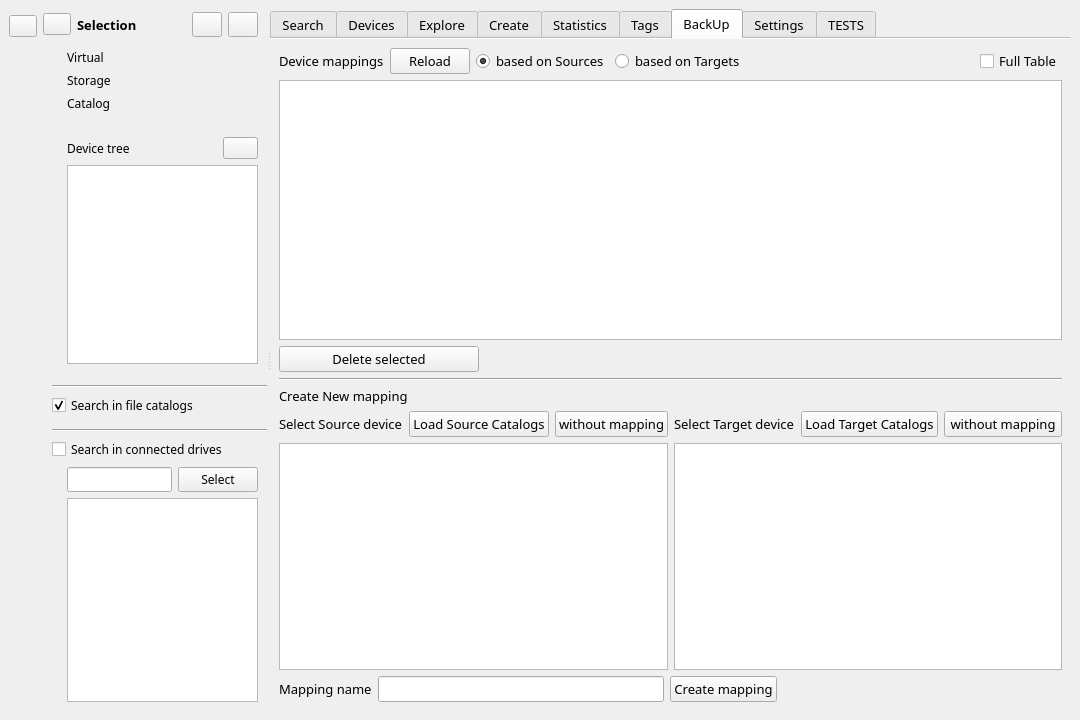
Before: the Qt Designer form src/mainwindow.ui in StephaneCouturier/Katalog, drawn with Qt 5.
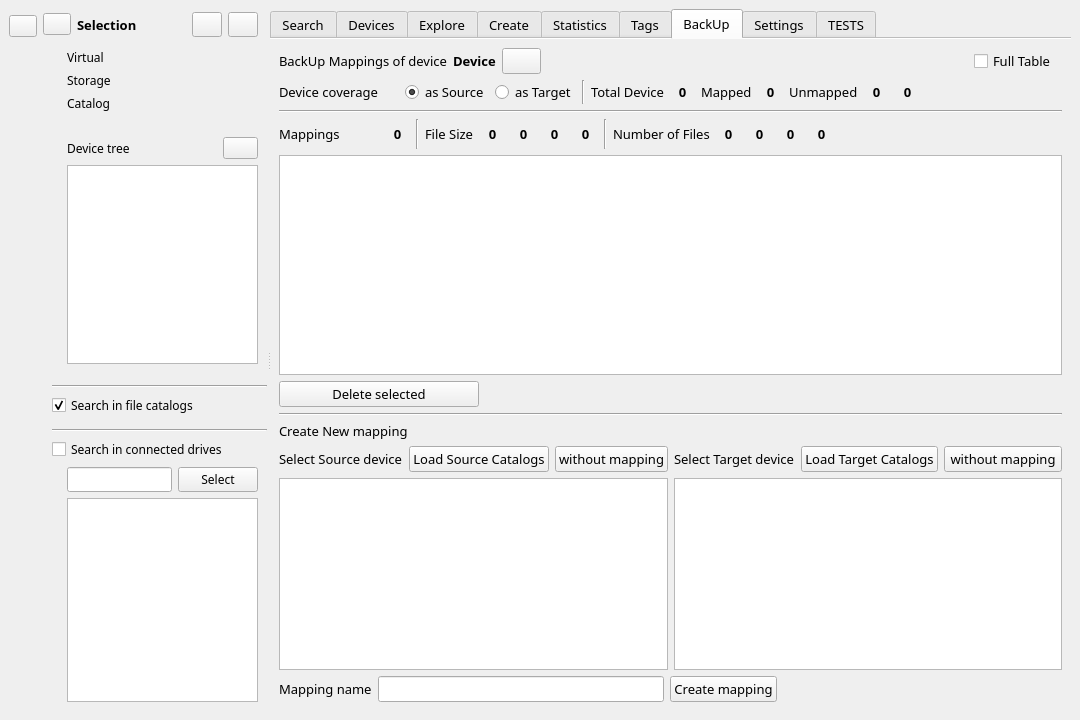
After: the same form once the commit is applied. The open tabs and pages were chosen to show the change. Icons and pictures are not drawn. Custom widgets are drawn as their Qt base class.

Commit message: https://github.com/StephaneCouturier/Katalog/issues/340

Patch:
```diff
--- a/src/mainwindow.ui
+++ b/src/mainwindow.ui
@@ -7317,14 +7317,78 @@
             <string>BackUp</string>
            </attribute>
            <layout class="QGridLayout" name="gridLayout_4">
-            <item row="6" column="0">
-             <widget class="QLabel" name="BackUp_label_CreateMapping">
-              <property name="text">
-               <string>Create New mapping</string>
+            <item row="9" column="0" colspan="2">
+             <widget class="Line" name="BackUp_line_Separate1">
+              <property name="orientation">
+               <enum>Qt::Orientation::Horizontal</enum>
               </property>
              </widget>
             </item>
-            <item row="4" column="0">
+            <item row="1" column="0">
+             <layout class="QHBoxLayout" name="horizontalLayout">
+              <item>
+               <widget class="QLabel" name="BackUp_label_CurrentMappings">
+                <property name="text">
+                 <string>BackUp Mappings of device</string>
+                </property>
+               </widget>
+              </item>
+              <item>
+               <widget class="QLabel" name="BackUp_label_CurrentMappings_DeviceValue">
+                <property name="font">
+                 <font>
+                  <family>Noto Sans</family>
+                  <pointsize>10</pointsize>
+                  <bold>true</bold>
+                 </font>
+                </property>
+                <property name="text">
+                 <string>Device</string>
+                </property>
+               </widget>
+              </item>
+              <item>
+               <widget class="QPushButton" name="BackUp_pushButton_ReloadDeviceMappings">
+                <property name="maximumSize">
+                 <size>
+                  <width>250</width>
+                  <height>16777215</height>
+                 </size>
+                </property>
+                <property name="toolTip">
+                 <string>Reload mappings and refresh statistiques</string>
+                </property>
+                <property name="text">
+                 <string/>
+                </property>
+                <property name="icon">
+                 <iconset theme="view-refresh"/>
+                </property>
+               </widget>
+              </item>
+              <item>
+               <spacer name="horizontalSpacer">
+                <property name="orientation">
+                 <enum>Qt::Orientation::Horizontal</enum>
+                </property>
+                <property name="sizeHint" stdset="0">
+                 <size>
+                  <width>40</width>
+                  <height>20</height>
+                 </size>
+                </property>
+               </spacer>
+              </item>
+              <item>
+               <widget class="QCheckBox" name="BackUp_checkBox_DisplayFullTable">
+                <property name="text">
+                 <string>Full Table</string>
+                </property>
+               </widget>
+              </item>
+             </layout>
+            </item>
+            <item row="7" column="0" colspan="2">
              <widget class="QPushButton" name="BackUp_pushButton_DeleteSelectedMapping">
               <property name="maximumSize">
                <size>
@@ -7340,7 +7404,7 @@
               </property>
              </widget>
             </item>
-            <item row="12" column="0">
+            <item row="13" column="0" colspan="2">
              <layout class="QHBoxLayout" name="BackUp_horizontalLayout_Save">
               <item>
                <widget class="QLabel" name="BackUp_label_Name">
@@ -7363,7 +7427,7 @@
                </widget>
               </item>
               <item>
-               <spacer name="horizontalSpacer">
+               <spacer name="BackUp_horizontalSpacer">
                 <property name="orientation">
                  <enum>Qt::Orientation::Horizontal</enum>
                 </property>
@@ -7377,7 +7441,484 @@
               </item>
              </layout>
             </item>
-            <item row="11" column="0">
+            <item row="11" column="0" colspan="2">
+             <widget class="QLabel" name="BackUp_label_CreateMapping">
+              <property name="text">
+               <string>Create New mapping</string>
+              </property>
+             </widget>
+            </item>
+            <item row="6" column="0" colspan="2">
+             <widget class="QTableView" name="BackUp_tableView_CurrentMappings">
+              <property name="lineWidth">
+               <number>1</number>
+              </property>
+             </widget>
+            </item>
+            <item row="5" column="0">
+             <layout class="QHBoxLayout" name="BackUp_horizontalLayout_Totals_2">
+              <item>
+               <widget class="QLabel" name="BackUp_label_TotalMappings_Label">
+                <property name="minimumSize">
+                 <size>
+                  <width>100</width>
+                  <height>0</height>
+                 </size>
+                </property>
+                <property name="text">
+                 <string>Mappings</string>
+                </property>
+               </widget>
+              </item>
+              <item>
+               <widget class="QLabel" name="BackUp_label_TotalMappings_Value">
+                <property name="minimumSize">
+                 <size>
+                  <width>25</width>
+                  <height>0</height>
+                 </size>
+                </property>
+                <property name="font">
+                 <font>
+                  <family>Noto Sans</family>
+                  <pointsize>10</pointsize>
+                  <bold>true</bold>
+                 </font>
+                </property>
+                <property name="text">
+                 <string>0</string>
+                </property>
+                <property name="alignment">
+                 <set>Qt::AlignmentFlag::AlignCenter</set>
+                </property>
+               </widget>
+              </item>
+              <item>
+               <widget class="Line" name="BackUp_line_2">
+                <property name="orientation">
+                 <enum>Qt::Orientation::Vertical</enum>
+                </property>
+               </widget>
+              </item>
+              <item>
+               <widget class="QLabel" name="BackUp_label_TotalMappings_SizeLabel">
+                <property name="font">
+                 <font>
+                  <family>Noto Sans</family>
+                  <pointsize>10</pointsize>
+                 </font>
+                </property>
+                <property name="text">
+                 <string>File Size</string>
+                </property>
+               </widget>
+              </item>
+              <item>
+               <widget class="QLabel" name="BackUp_label_TotalMappings_SizeSourceValue">
+                <property name="minimumSize">
+                 <size>
+                  <width>25</width>
+                  <height>0</height>
+                 </size>
+                </property>
+                <property name="font">
+                 <font>
+                  <family>Noto Sans</family>
+                  <pointsize>10</pointsize>
+                  <bold>true</bold>
+                 </font>
+                </property>
+                <property name="text">
+                 <string>0</string>
+                </property>
+                <property name="alignment">
+                 <set>Qt::AlignmentFlag::AlignCenter</set>
+                </property>
+               </widget>
+              </item>
+              <item>
+               <widget class="QLabel" name="BackUp_label_TotalMappings_SizeTargetValue">
+                <property name="minimumSize">
+                 <size>
+                  <width>25</width>
+                  <height>0</height>
+                 </size>
+                </property>
+                <property name="font">
+                 <font>
+                  <family>Noto Sans</family>
+                  <pointsize>10</pointsize>
+                  <bold>true</bold>
+                 </font>
+                </property>
+                <property name="text">
+                 <string>0</string>
+                </property>
+                <property name="alignment">
+                 <set>Qt::AlignmentFlag::AlignCenter</set>
+                </property>
+               </widget>
+              </item>
+              <item>
+               <widget class="QLabel" name="BackUp_label_TotalMappings_SizeDiffValue">
+                <property name="minimumSize">
+                 <size>
+                  <width>25</width>
+                  <height>0</height>
+                 </size>
+                </property>
+                <property name="font">
+                 <font>
+                  <family>Noto Sans</family>
+                  <pointsize>10</pointsize>
+                  <bold>true</bold>
+                 </font>
+                </property>
+                <property name="text">
+                 <string>0</string>
+                </property>
+                <property name="alignment">
+                 <set>Qt::AlignmentFlag::AlignCenter</set>
+                </property>
+               </widget>
+              </item>
+              <item>
+               <widget class="QLabel" name="BackUp_label_TotalMappings_SizePercentValue">
+                <property name="minimumSize">
+                 <size>
+                  <width>25</width>
+                  <height>0</height>
+                 </size>
+                </property>
+                <property name="font">
+                 <font>
+                  <family>Noto Sans</family>
+                  <pointsize>10</pointsize>
+                  <bold>true</bold>
+                 </font>
+                </property>
+                <property name="text">
+                 <string>0</string>
+                </property>
+                <property name="alignment">
+                 <set>Qt::AlignmentFlag::AlignCenter</set>
+                </property>
+               </widget>
+              </item>
+              <item>
+               <widget class="Line" name="BackUp_line_3">
+                <property name="orientation">
+                 <enum>Qt::Orientation::Vertical</enum>
+                </property>
+               </widget>
+              </item>
+              <item>
+               <widget class="QLabel" name="BackUp_label_TotalMappings_NumberLabel">
+                <property name="text">
+                 <string>Number of Files</string>
+                </property>
+               </widget>
+              </item>
+              <item>
+               <widget class="QLabel" name="BackUp_label_TotalMappings_FilesSourceTotal">
+                <property name="minimumSize">
+                 <size>
+                  <width>25</width>
+                  <height>0</height>
+                 </size>
+                </property>
+                <property name="font">
+                 <font>
+                  <family>Noto Sans</family>
+                  <pointsize>10</pointsize>
+                  <bold>true</bold>
+                 </font>
+                </property>
+                <property name="text">
+                 <string>0</string>
+                </property>
+                <property name="alignment">
+                 <set>Qt::AlignmentFlag::AlignCenter</set>
+                </property>
+               </widget>
+              </item>
+              <item>
+               <widget class="QLabel" name="BackUp_label_TotalMappings_FilesTargetTotal">
+                <property name="minimumSize">
+                 <size>
+                  <width>25</width>
+                  <height>0</height>
+                 </size>
+                </property>
+                <property name="font">
+                 <font>
+                  <family>Noto Sans</family>
+                  <pointsize>10</pointsize>
+                  <bold>true</bold>
+                 </font>
+                </property>
+                <property name="text">
+                 <string>0</string>
+                </property>
+                <property name="alignment">
+                 <set>Qt::AlignmentFlag::AlignCenter</set>
+                </property>
+               </widget>
+              </item>
+              <item>
+               <widget class="QLabel" name="BackUp_label_TotalMappings_FilesDiffValue">
+                <property name="minimumSize">
+                 <size>
+                  <width>25</width>
+                  <height>0</height>
+                 </size>
+                </property>
+                <property name="font">
+                 <font>
+                  <family>Noto Sans</family>
+                  <pointsize>10</pointsize>
+                  <bold>true</bold>
+                 </font>
+                </property>
+                <property name="text">
+                 <string>0</string>
+                </property>
+                <property name="alignment">
+                 <set>Qt::AlignmentFlag::AlignCenter</set>
+                </property>
+               </widget>
+              </item>
+              <item>
+               <widget class="QLabel" name="BackUp_label_TotalMappings_FilesPercentValue">
+                <property name="minimumSize">
+                 <size>
+                  <width>25</width>
+                  <height>0</height>
+                 </size>
+                </property>
+                <property name="font">
+                 <font>
+                  <family>Noto Sans</family>
+                  <pointsize>10</pointsize>
+                  <bold>true</bold>
+                 </font>
+                </property>
+                <property name="text">
+                 <string>0</string>
+                </property>
+                <property name="alignment">
+                 <set>Qt::AlignmentFlag::AlignCenter</set>
+                </property>
+               </widget>
+              </item>
+              <item>
+               <spacer name="BackUp_horizontalSpacer_11">
+                <property name="orientation">
+                 <enum>Qt::Orientation::Horizontal</enum>
+                </property>
+                <property name="sizeHint" stdset="0">
+                 <size>
+                  <width>10</width>
+                  <height>30</height>
+                 </size>
+                </property>
+               </spacer>
+              </item>
+             </layout>
+            </item>
+            <item row="3" column="0" colspan="2">
+             <layout class="QHBoxLayout" name="BackUp_horizontalLayout">
+              <item>
+               <widget class="QLabel" name="BackUp_label_TotalMappings_DeviceCoverageLabel">
+                <property name="minimumSize">
+                 <size>
+                  <width>120</width>
+                  <height>0</height>
+                 </size>
+                </property>
+                <property name="text">
+                 <string>Device coverage</string>
+                </property>
+               </widget>
+              </item>
+              <item>
+               <widget class="QRadioButton" name="BackUp_radioButton_Source">
+                <property name="text">
+                 <string>as Source</string>
+                </property>
+                <property name="checked">
+                 <bool>true</bool>
+                </property>
+               </widget>
+              </item>
+              <item>
+               <widget class="QRadioButton" name="BackUp_radioButton_Target">
+                <property name="text">
+                 <string>as Target</string>
+                </property>
+               </widget>
+              </item>
+              <item>
+               <widget class="Line" name="BackUp_line_5">
+                <property name="orientation">
+                 <enum>Qt::Orientation::Vertical</enum>
+                </property>
+               </widget>
+              </item>
+              <item>
+               <widget class="QLabel" name="BackUp_label_TotalMappings_SizeLabelTotalDevice">
+                <property name="font">
+                 <font>
+                  <family>Noto Sans</family>
+                  <pointsize>10</pointsize>
+                 </font>
+                </property>
+                <property name="text">
+                 <string>Total Device</string>
+                </property>
+               </widget>
+              </item>
+              <item>
+               <widget class="QLabel" name="BackUp_label_TotalMappings_DeviceCoverageLabelSizeValue">
+                <property name="minimumSize">
+                 <size>
+                  <width>25</width>
+                  <height>0</height>
+                 </size>
+                </property>
+                <property name="font">
+                 <font>
+                  <family>Noto Sans</family>
+                  <pointsize>10</pointsize>
+                  <bold>true</bold>
+                 </font>
+                </property>
+                <property name="text">
+                 <string>0</string>
+                </property>
+                <property name="alignment">
+                 <set>Qt::AlignmentFlag::AlignCenter</set>
+                </property>
+               </widget>
+              </item>
+              <item>
+               <widget class="QLabel" name="BackUp_label_TotalMappings_SizeLabelMapped">
+                <property name="font">
+                 <font>
+                  <family>Noto Sans</family>
+                  <pointsize>10</pointsize>
+                 </font>
+                </property>
+                <property name="text">
+                 <string>Mapped</string>
+                </property>
+               </widget>
+              </item>
+              <item>
+               <widget class="QLabel" name="BackUp_label_TotalMappings_DeviceCoverageLabelSizeMapped">
+                <property name="minimumSize">
+                 <size>
+                  <width>25</width>
+                  <height>0</height>
+                 </size>
+                </property>
+                <property name="font">
+                 <font>
+                  <family>Noto Sans</family>
+                  <pointsize>10</pointsize>
+                  <bold>true</bold>
+                 </font>
+                </property>
+                <property name="text">
+                 <string>0</string>
+                </property>
+                <property name="alignment">
+                 <set>Qt::AlignmentFlag::AlignCenter</set>
+                </property>
+               </widget>
+              </item>
+              <item>
+               <widget class="QLabel" name="BackUp_label_TotalMappings_SizeLabelUnMapped">
+                <property name="font">
+                 <font>
+                  <family>Noto Sans</family>
+                  <pointsize>10</pointsize>
+                 </font>
+                </property>
+                <property name="text">
+                 <string>Unmapped</string>
+                </property>
+               </widget>
+              </item>
+              <item>
+               <widget class="QLabel" name="BackUp_label_TotalMappings_DeviceCoverageLabelSizeDiffValue">
+                <property name="minimumSize">
+                 <size>
+                  <width>25</width>
+                  <height>0</height>
+                 </size>
+                </property>
+                <property name="font">
+                 <font>
+                  <family>Noto Sans</family>
+                  <pointsize>10</pointsize>
+                  <bold>true</bold>
+                 </font>
+                </property>
+                <property name="text">
+                 <string>0</string>
+                </property>
+                <property name="alignment">
+                 <set>Qt::AlignmentFlag::AlignCenter</set>
+                </property>
+               </widget>
+              </item>
+              <item>
+               <widget class="QLabel" name="BackUp_label_TotalMappings_DeviceCoverageLabelSizePercentValue">
+                <property name="minimumSize">
+                 <size>
+                  <width>25</width>
+                  <height>0</height>
+                 </size>
+                </property>
+                <property name="font">
+                 <font>
+                  <family>Noto Sans</family>
+                  <pointsize>10</pointsize>
+                  <bold>true</bold>
+                 </font>
+                </property>
+                <property name="text">
+                 <string>0</string>
+                </property>
+                <property name="alignment">
+                 <set>Qt::AlignmentFlag::AlignCenter</set>
+                </property>
+               </widget>
+              </item>
+              <item>
+               <spacer name="horizontalSpacer_2">
+                <property name="orientation">
+                 <enum>Qt::Orientation::Horizontal</enum>
+                </property>
+                <property name="sizeHint" stdset="0">
+                 <size>
+                  <width>40</width>
+                  <height>20</height>
+                 </size>
+                </property>
+               </spacer>
+              </item>
+             </layout>
+            </item>
+            <item row="4" column="0" colspan="2">
+             <widget class="Line" name="BackUp_line_Separate1_2">
+              <property name="orientation">
+               <enum>Qt::Orientation::Horizontal</enum>
+              </property>
+             </widget>
+            </item>
+            <item row="12" column="0" colspan="2">
              <layout class="QGridLayout" name="BackUp_gridLayout_CreateMapping">
               <item row="5" column="0">
                <widget class="QTreeView" name="BackUp_treeView_List1"/>
@@ -7386,7 +7927,7 @@
                <widget class="QTreeView" name="BackUp_treeView_List2"/>
               </item>
               <item row="1" column="0">
-               <layout class="QHBoxLayout" name="horizontalLayout_3">
+               <layout class="QHBoxLayout" name="BackUp_horizontalLayout_3">
                 <item>
                  <widget class="QLabel" name="BackUp_label_SourceDevice">
                   <property name="text">
@@ -7429,7 +7970,7 @@
                </layout>
               </item>
               <item row="1" column="1">
-               <layout class="QHBoxLayout" name="horizontalLayout_9">
+               <layout class="QHBoxLayout" name="BackUp_horizontalLayout_9">
                 <item>
                  <widget class="QLabel" name="BackUp_label_TargetDevice">
                   <property name="text">
@@ -7473,84 +8014,6 @@
               </item>
              </layout>
             </item>
-            <item row="1" column="0">
-             <layout class="QHBoxLayout" name="horizontalLayout">
-              <item>
-               <widget class="QLabel" name="BackUp_label_CurrentMappings">
-                <property name="text">
-                 <string>Device mappings</string>
-                </property>
-               </widget>
-              </item>
-              <item>
-               <widget class="QPushButton" name="BackUp_pushButton_ReloadDeviceMappings">
-                <property name="maximumSize">
-                 <size>
-                  <width>250</width>
-                  <height>16777215</height>
-                 </size>
-                </property>
-                <property name="text">
-                 <string>Reload</string>
-                </property>
-                <property name="icon">
-                 <iconset theme="view-refresh"/>
-                </property>
-               </widget>
-              </item>
-              <item>
-               <widget class="QRadioButton" name="BackUp_radioButton_Source">
-                <property name="text">
-                 <string>based on Sources</string>
-                </property>
-                <property name="checked">
-                 <bool>true</bool>
-                </property>
-               </widget>
-              </item>
-              <item>
-               <widget class="QRadioButton" name="BackUp_radioButton_Target">
-                <property name="text">
-                 <string>based on Targets</string>
-                </property>
-               </widget>
-              </item>
-              <item>
-               <spacer name="horizontalSpacer_2">
-                <property name="orientation">
-                 <enum>Qt::Orientation::Horizontal</enum>
-                </property>
-                <property name="sizeHint" stdset="0">
-                 <size>
-                  <width>40</width>
-                  <height>20</height>
-                 </size>
-                </property>
-               </spacer>
-              </item>
-              <item>
-               <widget class="QCheckBox" name="BackUp_checkBox_DisplayFullTable">
-                <property name="text">
-                 <string>Full Table</string>
-                </property>
-               </widget>
-              </item>
-             </layout>
-            </item>
-            <item row="3" column="0">
-             <widget class="QTableView" name="BackUp_tableView_CurrentMappings">
-              <property name="lineWidth">
-               <number>1</number>
-              </property>
-             </widget>
-            </item>
-            <item row="5" column="0">
-             <widget class="Line" name="BackUp_line_Separate1">
-              <property name="orientation">
-               <enum>Qt::Orientation::Horizontal</enum>
-              </property>
-             </widget>
-            </item>
            </layout>
           </widget>
           <widget class="QWidget" name="tab_Settings">
```
The commit also changes 2 other files.
